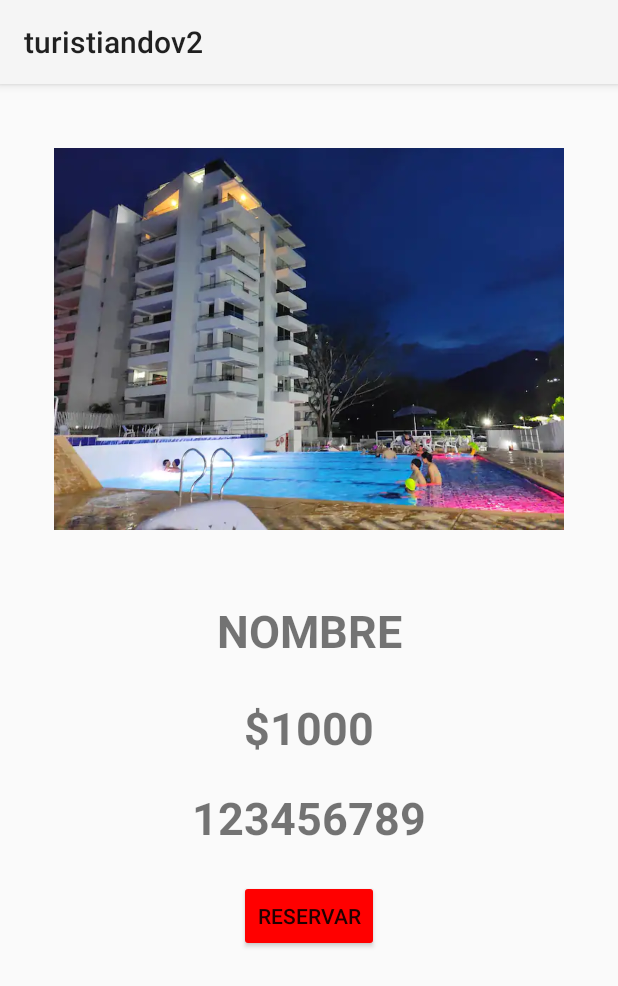
After one commit to sebasR26/turistiando, an Android app: the AmpliandoHotel screen opened directly, with no data from a screen before it, on a phone screen of 412 x 824 dp. The commit adds this screen. Shown: the top 986 px of the screen. Run offline under Robolectric (Android 15) with nearby library versions, the light colour scheme and no system bars.

Commit message:
ampliando

```diff
--- a/app/build.gradle
+++ b/app/build.gradle
@@ -34,6 +34,7 @@ dependencies {
     implementation 'com.google.android.material:material:1.8.0'
     implementation 'androidx.constraintlayout:constraintlayout:2.1.4'
     implementation 'androidx.recyclerview:recyclerview:1.3.1'
+    implementation 'androidx.cardview:cardview:1.0.0'
     testImplementation 'junit:junit:4.13.2'
     androidTestImplementation 'androidx.test.ext:junit:1.1.5'
     androidTestImplementation 'androidx.test.espresso:espresso-core:3.5.1'
--- /dev/null
+++ b/app/src/main/java/com/example/turistiandov2/AmpliandoHotel.java
@@ -0,0 +1,14 @@
+package com.example.turistiandov2;
+
+import androidx.appcompat.app.AppCompatActivity;
+
+import android.os.Bundle;
+
+public class AmpliandoHotel extends AppCompatActivity {
+
+    @Override
+    protected void onCreate(Bundle savedInstanceState) {
+        super.onCreate(savedInstanceState);
+        setContentView(R.layout.activity_ampliando_hotel);
+    }
+}
--- /dev/null
+++ b/app/src/main/res/layout/activity_ampliando_hotel.xml
@@ -0,0 +1,75 @@
+<?xml version="1.0" encoding="utf-8"?>
+<androidx.constraintlayout.widget.ConstraintLayout xmlns:android="http://schemas.android.com/apk/res/android"
+    xmlns:app="http://schemas.android.com/apk/res-auto"
+    xmlns:tools="http://schemas.android.com/tools"
+    android:layout_width="match_parent"
+    android:layout_height="match_parent"
+    tools:context=".AmpliandoHotel">
+
+    <ImageView
+        android:id="@+id/imagenAmpliando"
+        android:layout_width="340dp"
+        android:layout_height="340dp"
+        android:src="@drawable/lhotel1"
+        app:layout_constraintTop_toTopOf="parent"
+        app:layout_constraintStart_toStartOf="parent"
+        app:layout_constraintBottom_toBottomOf="parent"
+        app:layout_constraintEnd_toEndOf="parent"
+        app:layout_constraintVertical_bias="0.0"
+        />
+
+    <TextView
+        android:id="@+id/nombreAmpliando"
+        android:layout_width="wrap_content"
+        android:layout_height="wrap_content"
+        android:text="NOMBRE"
+        android:textSize="30dp"
+        android:textStyle="bold"
+        app:layout_constraintTop_toBottomOf="@+id/imagenAmpliando"
+        app:layout_constraintStart_toStartOf="parent"
+        app:layout_constraintBottom_toBottomOf="parent"
+        app:layout_constraintEnd_toEndOf="parent"
+        app:layout_constraintVertical_bias="0.01"
+        />
+
+    <TextView
+        android:id="@+id/precioAmpliando"
+        android:layout_width="wrap_content"
+        android:layout_height="wrap_content"
+        android:text="$1000"
+        android:textSize="30dp"
+        android:textStyle="bold"
+        app:layout_constraintTop_toBottomOf="@+id/nombreAmpliando"
+        app:layout_constraintStart_toStartOf="parent"
+        app:layout_constraintBottom_toBottomOf="parent"
+        app:layout_constraintEnd_toEndOf="parent"
+        app:layout_constraintVertical_bias="0.07"
+        />
+
+    <TextView
+        android:id="@+id/telefonoAmpliano"
+        android:layout_width="wrap_content"
+        android:layout_height="wrap_content"
+        android:text="123456789"
+        android:textSize="30dp"
+        android:textStyle="bold"
+        app:layout_constraintTop_toBottomOf="@+id/precioAmpliando"
+        app:layout_constraintStart_toStartOf="parent"
+        app:layout_constraintBottom_toBottomOf="parent"
+        app:layout_constraintEnd_toEndOf="parent"
+        app:layout_constraintVertical_bias="0.07"
+        />
+
+    <Button
+        android:layout_width="wrap_content"
+        android:layout_height="wrap_content"
+        android:text="RESERVAR"
+        android:backgroundTint="@color/red"
+        app:layout_constraintTop_toBottomOf="@+id/telefonoAmpliano"
+        app:layout_constraintStart_toStartOf="parent"
+        app:layout_constraintBottom_toBottomOf="parent"
+        app:layout_constraintEnd_toEndOf="parent"
+        app:layout_constraintVertical_bias="0.1"
+        />
+
+</androidx.constraintlayout.widget.ConstraintLayout>
```
Also changed, not shown: app/src/main/AndroidManifest.xml (+16 -7 lines), app/src/main/java/com/example/turistiandov2/AmpliandoRestaurantes.java (added, +14 -0 lines), app/src/main/java/com/example/turistiandov2/Ampliandoturismo.java (added, +14 -0 lines), app/src/main/java/com/example/turistiandov2/adaptadores/adaptadorHoteles.java (+11 -0 lines), app/src/main/java/com/example/turistiandov2/adaptadores/adaptadorRestaurantes.java (+11 -0 lines), app/src/main/java/com/example/turistiandov2/adaptadores/adaptadoresTurismos.java (+12 -0 lines), app/src/main/res/layout/activity_ampliando_restaurantes.xml (added, +9 -0 lines), app/src/main/res/layout/activity_ampliandoturismo.xml (added, +9 -0 lines), app/src/main/res/layout/activity_moldehoteles.xml (+12 -1 lines), app/src/main/res/layout/molderestaurante.xml (+16 -3 lines), app/src/main/res/layout/moldeturismo.xml (+16 -2 lines).
